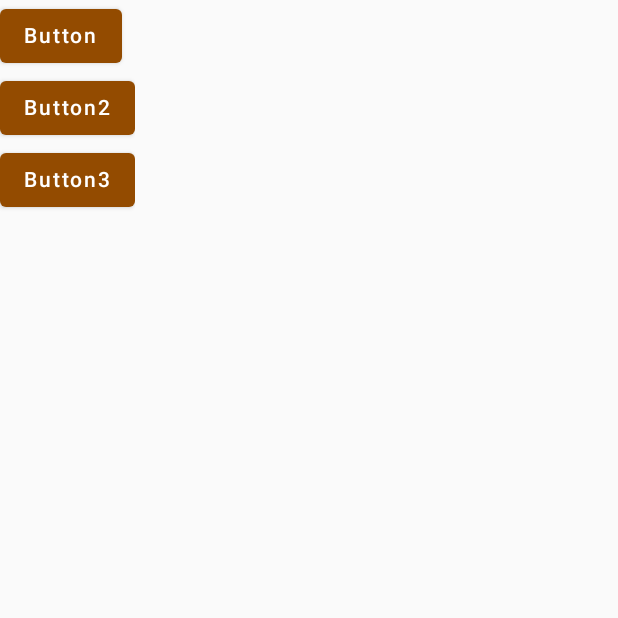
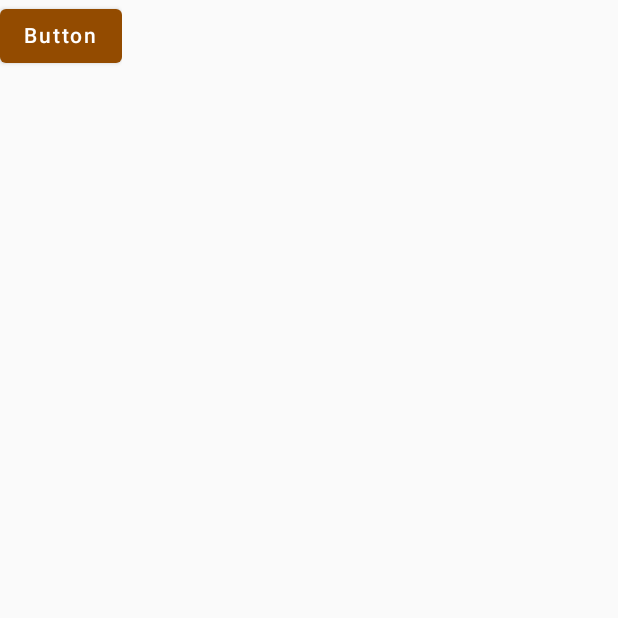
Before and after one commit to KonstPukach/baby-eye, an Android app built with Jetpack Compose: the screen it shows after launch (MainActivity), on a phone screen of 412 x 824 dp, the top half of it. Run offline under Robolectric (Android 15) with nearby library versions, the phone set to English and light mode, and no system bars; our stand-ins replace Dagger/Hilt's generated code.

Commit message:
Android [CI]: Test CI with cache 2

```diff
--- a/baby-eye-android/features/login/ui/src/main/kotlin/com/pukachkosnt/babyeye/features/login/ui/LoginScreen.kt
+++ b/baby-eye-android/features/login/ui/src/main/kotlin/com/pukachkosnt/babyeye/features/login/ui/LoginScreen.kt
@@ -1,6 +1,5 @@
 package com.pukachkosnt.babyeye.features.login.ui
 
-import androidx.compose.foundation.layout.Column
 import androidx.compose.material.Button
 import androidx.compose.material.Text
 import androidx.compose.runtime.Composable
@@ -11,15 +10,7 @@ internal fun LoginScreen(
     loginViewModel: LoginViewModel,
     navController: NavController
 ) {
-    Column {
         Button(onClick = { /*TODO*/ }) {
             Text(text = "Button")
         }
-        Button(onClick = { /*TODO*/ }) {
-            Text(text = "Button2")
-        }
-        Button(onClick = { /*TODO*/ }) {
-            Text(text = "Button3")
-        }
-    }
 }
```
